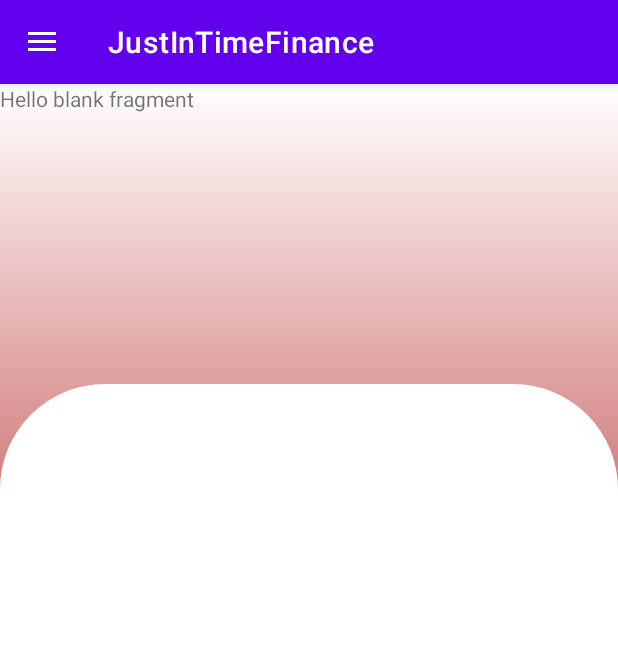
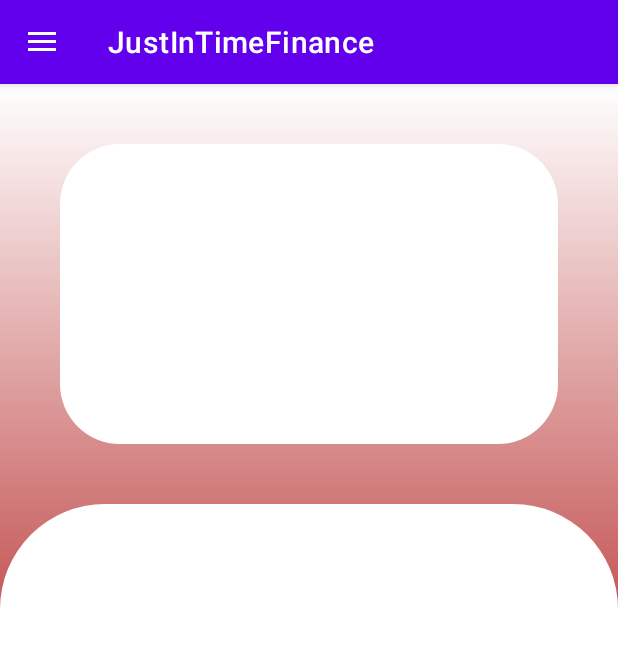
Before and after one commit to Sundaram-sharma/JustInTimeFinance, an Android app: the fragment MyAccount placed in its activity, on a phone screen of 412 x 824 dp. Shown: the top 647 px of the screen. Run offline under Robolectric (Android 15) with nearby library versions, the phone set to English and light mode, and no system bars.

```diff
--- /dev/null
+++ b/app/src/main/java/com/appforall/justintimefinance/RecyclerAdaptor/RecyclerAdapter/RecyclerAdapter.java
@@ -0,0 +1,51 @@
+package com.appforall.justintimefinance.RecyclerAdaptor.RecyclerAdapter;
+import android.app.Activity;
+import android.view.View;
+import android.widget.Toast;
+import androidx.recyclerview.widget.GridLayoutManager;
+import androidx.recyclerview.widget.RecyclerView;
+
+//import com.appforall.justintimefinance.RecyclerAdaptor.Model.Menu;
+//import com.appforall.justintimefinance.RecyclerAdaptor.ModelAdapter.*;
+import com.appforall.justintimefinance.R;
+import com.appforall.justintimefinance.db.DatabaseHandler;
+
+import java.util.ArrayList;
+import java.util.List;
+public class RecyclerAdapter {
+//private RecyclerView recycleList;
+//    private List<MarksCalculator> calculations;
+//    DatabaseHandler dbHandler;
+//
+//    public MarksRecycling(View v,  Activity activity, String where)
+//    {
+//        calculations =  new ArrayList<MarksCalculator>();
+//        Initialize(v);  // Initialize the recycleList
+//        AddListMarks(where, v); // to add products to the defined List
+//        BindListData(activity); // store data to recycleList
+//    }
+//
+//    private void Initialize(View v)
+//    {
+//        recycleList = v.findViewById(R.id.recyclelist); //add recycleList
+//        dbHandler = new DatabaseHandler(v.getContext());
+//    }
+//
+//    private void AddListMarks(String where, View v)
+//    {
+//        calculations = dbHandler.databaseToList(where); //get data from database
+//        if(calculations.size() == 0)
+//        {
+//            Toast.makeText(v.getContext(), "Record Not Found", Toast.LENGTH_LONG).show();
+//        }
+//    }
+//
+//    void BindListData(Activity activity)
+//    {
+//        RecyclerView.LayoutManager layoutmanager = new GridLayoutManager(activity, 1);//used Grid Layout
+//        recycleList.setLayoutManager(layoutmanager); // bind the data to recycler view
+//        MarksCalculatorAdapter marksAdapter = new MarksCalculatorAdapter(calculations);// add products to adapter
+//        recycleList.setAdapter(marksAdapter);
+//        marksAdapter.notifyDataSetChanged();
+//    }
+}
--- a/app/src/main/res/layout/activity_my_account.xml
+++ b/app/src/main/res/layout/activity_my_account.xml
@@ -3,11 +3,30 @@
     xmlns:tools="http://schemas.android.com/tools"
     android:layout_width="match_parent"
     android:layout_height="match_parent"
-    tools:context=".MyAccount">
+    tools:context=".MenuActions.Transactions">
+    <RelativeLayout
+        android:layout_width="match_parent"
+        android:layout_height="760dp"
+        android:background="@drawable/layout_gradient_background">
 
-    <TextView
-        android:layout_width="match_parent"
-        android:layout_height="match_parent"
-        android:text="@string/hello_blank_fragment" />
+        <LinearLayout
+            android:id="@+id/linearLayoutTransaction1"
+            android:background="@drawable/layout_white_background"
+            android:layout_width="match_parent"
+            android:layout_height="200dp"
+            android:orientation="vertical"
+            android:layout_margin="40dp">
+
+        </LinearLayout>
+
+        <LinearLayout
+            android:id="@+id/linearLayoutTransaction2"
+            android:layout_width="match_parent"
+            android:layout_height="match_parent"
+            android:layout_below="@+id/linearLayoutTransaction1"
+            android:background="@drawable/layout_gradient_02"
+            android:orientation="vertical"></LinearLayout>
+
+    </RelativeLayout>
 
 </FrameLayout>
```
